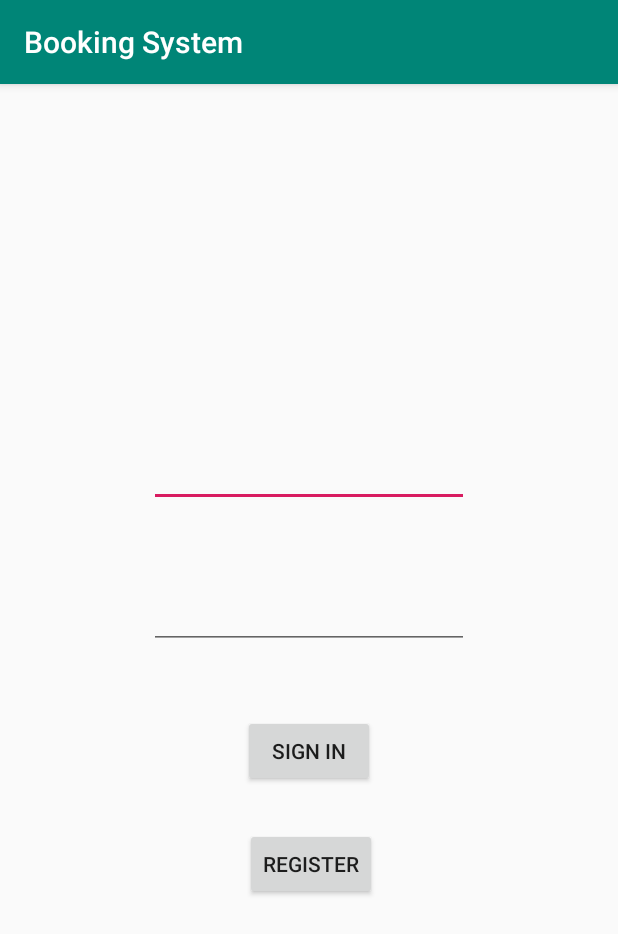
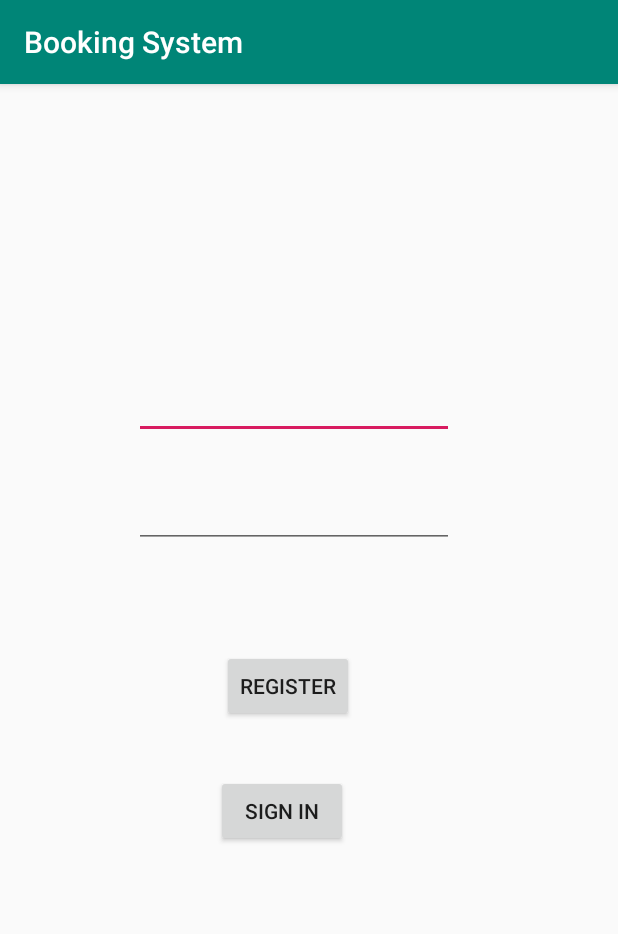
Before and after one commit to Can-ZHOU/Group2-Android, an Android app: the screen it shows after launch (RegisterActivity), after a tap on "REGISTER", on a phone screen of 412 x 824 dp. Shown: the top 934 px of the screen. Run offline under Robolectric (Android 15) with nearby library versions, the phone set to English and light mode, and no system bars; our stand-ins replace Firebase (no records; nobody signed in at launch, a user with empty details on screens opened directly).

Commit message:
solve some mistakes

```diff
--- a/app/src/main/AndroidManifest.xml
+++ b/app/src/main/AndroidManifest.xml
@@ -10,7 +10,7 @@
         android:supportsRtl="true"
         android:theme="@style/AppTheme">
         <activity android:name=".BookingActivity"></activity>
-        <activity android:name=".RegisterActivity" />
+        <activity android:name=".RegisterActivity"></activity>
         <activity android:name=".MainActivity">
             <intent-filter>
                 <action android:name="android.intent.action.MAIN" />
--- a/app/src/main/java/com/tcd3d5b/bookingsystem/MainActivity.java
+++ b/app/src/main/java/com/tcd3d5b/bookingsystem/MainActivity.java
@@ -72,7 +72,8 @@ public class MainActivity extends AppCompatActivity {
         register.setOnClickListener(new View.OnClickListener() {
             @Override
             public void onClick(View v) {
-                startActivity(new Intent(MainActivity.this, RegisterActivity.class));
+                Intent intent = new Intent(MainActivity.this, RegisterActivity.class);
+                startActivity(intent);
             }
         });
     }
--- a/app/src/main/java/com/tcd3d5b/bookingsystem/RegisterActivity.java
+++ b/app/src/main/java/com/tcd3d5b/bookingsystem/RegisterActivity.java
@@ -22,7 +22,7 @@ public class RegisterActivity extends AppCompatActivity {
     @Override
     protected void onCreate(Bundle savedInstanceState) {
         super.onCreate(savedInstanceState);
-        setContentView(R.layout.activity_main);
+        setContentView(R.layout.activity_register);
 
         myFirebaseAuth = FirebaseAuth.getInstance();
 
```
